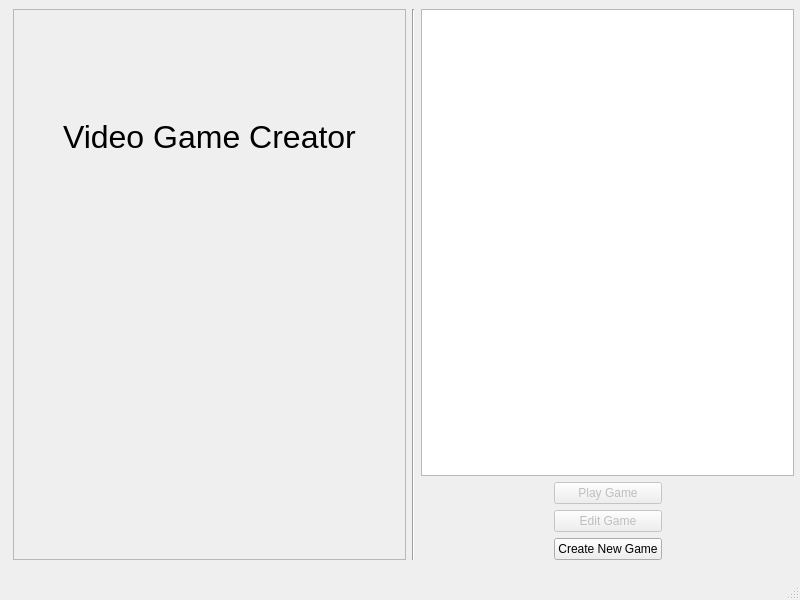
First picture: the form in src/mainwindow.ui, repository hello-adam/Hooloovoo, before the edit.
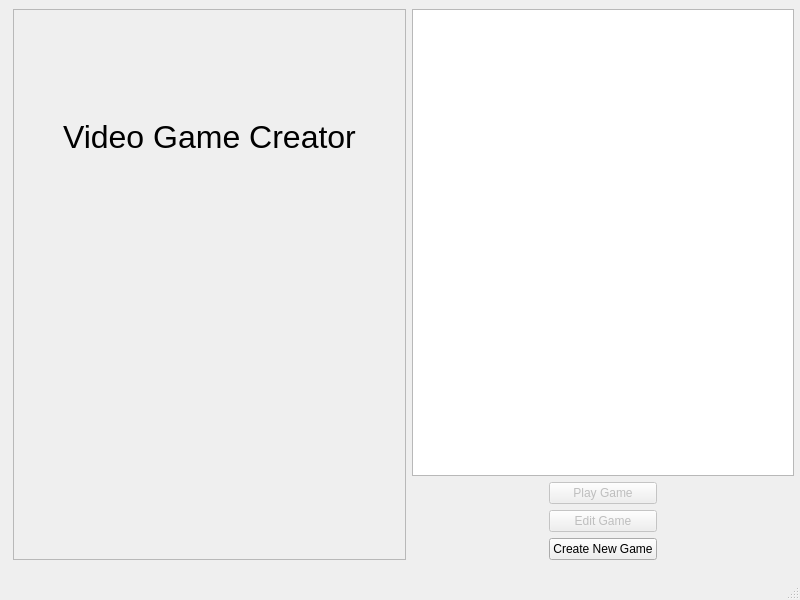
Second picture: the form after the edit.

Commit message: Add importing to file dialog.  Closes #2

```diff
--- a/src/mainwindow.ui
+++ b/src/mainwindow.ui
@@ -125,13 +125,6 @@
           </layout>
          </widget>
         </item>
-        <item>
-         <widget class="Line" name="line">
-          <property name="orientation">
-           <enum>Qt::Vertical</enum>
-          </property>
-         </widget>
-        </item>
         <item>
          <layout class="QVBoxLayout" name="verticalLayout_2">
           <item>
```
Left out of the diff: 7 changed lines with no effect on the pictures. The commit also changes 3 other files.
